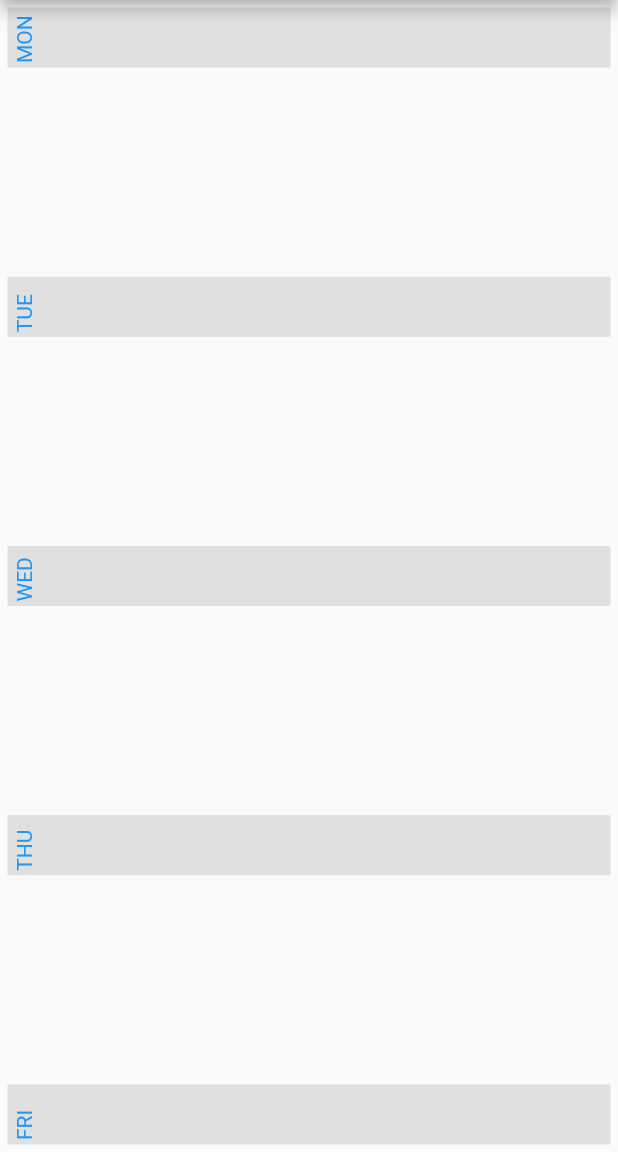
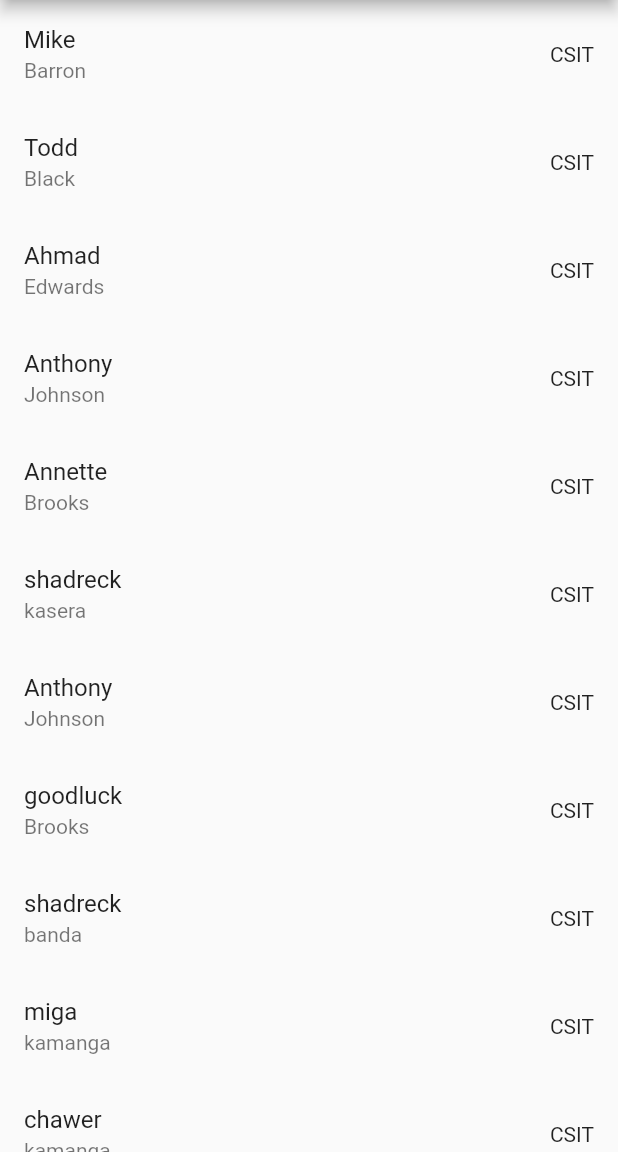
Before and after one commit to shadkasera/must_app, a Flutter app: the screen it shows after launch, after a tap on "VIEW LECTURER TIMETABLE", on a phone screen of 412 x 824 dp, the part 84-1236 px from its top. Run offline on Flutter 3.47's test engine with Material 2 defaults, Android fonts, the light colour scheme and no system bars; missing offline and left inert: search_page.

Commit message:
added a search method

```diff
--- a/lib/show_timetable_screen.dart
+++ b/lib/show_timetable_screen.dart
@@ -1,7 +1,30 @@
 import 'package:flutter/material.dart';
+import 'package:search_page/search_page.dart';
+
+class Person implements Comparable<Person> {
+  final String name, surname;
+
+  const Person(this.name, this.surname);
+
+  @override
+  int compareTo(Person other) => name.compareTo(other.name);
+}
 
 // ignore: camel_case_types
 class ShowTimetable extends StatelessWidget {
+  static const people = [
+    Person('Mike', 'Barron'),
+    Person('Todd', 'Black'),
+    Person('Ahmad', 'Edwards'),
+    Person('Anthony', 'Johnson'),
+    Person('Annette', 'Brooks'),
+    Person('shadreck', 'kasera'),
+    Person('Anthony', 'Johnson'),
+    Person('goodluck', 'Brooks'),
+    Person('shadreck', 'banda'),
+    Person('miga', 'kamanga'),
+    Person('chawer', 'kamanga'),
+  ];
   const ShowTimetable({super.key});
 
   @override
@@ -14,9 +37,30 @@ class ShowTimetable extends StatelessWidget {
           actions: [
             IconButton(
               icon: const Icon(Icons.search),
-            onPressed: () {
-              // do something when the icon is pressed
-            },
+              onPressed: () => showSearch(
+                context: context,
+                delegate: SearchPage(
+                  onQueryUpdate: print,
+                  items: people,
+                  searchLabel: 'Search ',
+                  suggestion: const Center(
+                    child: Text('search for lecturers'),
+                  ),
+                  failure: const Center(
+                    child: Text('No person found :('),
+                  ),
+                  filter: (person) => [
+                    person.name,
+                    person.surname,
+                  ],
+                  sort: (a, b) => a.compareTo(b),
+                  builder: (person) => ListTile(
+                    title: Text(person.name),
+                    subtitle: Text(person.surname),
+                    trailing: const Text('CSIT'),
+                  ),
+                ),
+              ),
             ),
           ],
           title: const Text(
@@ -25,105 +69,19 @@ class ShowTimetable extends StatelessWidget {
           ),
           centerTitle: true,
         ),
-      body: Padding(
-        padding: const EdgeInsets.all(5.0),
-        child: Expanded(
-            child: Column(
-          mainAxisAlignment: MainAxisAlignment.spaceBetween,
-          children: [
-            Container(
-              height: 40,
-              width: double.infinity,
-              color: Colors.grey[300],
-              // ignore: prefer_const_constructors
-              child: Padding(
-                padding: const EdgeInsets.all(
-                  3,
-                ),
-                child: const RotatedBox(
-                  quarterTurns: 3,
-                  child: Text(
-                    'MON',
-                    style: TextStyle(color: Colors.blue),
+        body: ListView.builder(
+          itemCount: people.length,
+          itemBuilder: (context, index) {
+            final person = people[index];
+
+            return ListTile(
+              title: Text(person.name),
+              subtitle: Text(person.surname),
+              trailing: const Text('CSIT'),
+            );
+          },
         ),
       ),
-              ),
-            ),
-            Container(
-              height: 40,
-              width: double.infinity,
-              color: Colors.grey[300],
-              // ignore: prefer_const_constructors
-              child: Padding(
-                padding: const EdgeInsets.all(
-                  3,
-                ),
-                child: const RotatedBox(
-                  quarterTurns: 3,
-                  child: Text(
-                    'TUE',
-                    style: TextStyle(color: Colors.blue),
-                  ),
-                ),
-              ),
-            ),
-            Container(
-              height: 40,
-              width: double.infinity,
-              color: Colors.grey[300],
-              // ignore: prefer_const_constructors
-              child: Padding(
-                padding: const EdgeInsets.all(
-                  3,
-                ),
-                child: const RotatedBox(
-                  quarterTurns: 3,
-                  child: Text(
-                    'WED',
-                    style: TextStyle(color: Colors.blue),
-                  ),
-                ),
-              ),
-            ),
-            Container(
-              height: 40,
-              width: double.infinity,
-              color: Colors.grey[300],
-              // ignore: prefer_const_constructors
-              child: Padding(
-                padding: const EdgeInsets.all(
-                  3,
-                ),
-                child: const RotatedBox(
-                  quarterTurns: 3,
-                  child: Text(
-                    'THU',
-                    style: TextStyle(color: Colors.blue),
-                  ),
-                ),
-              ),
-            ),
-            Container(
-              height: 40,
-              width: double.infinity,
-              color: Colors.grey[300],
-              // ignore: prefer_const_constructors
-              child: Padding(
-                padding: const EdgeInsets.all(
-                  3,
-                ),
-                child: const RotatedBox(
-                  quarterTurns: 3,
-                  child: Text(
-                    'FRI',
-                    style: TextStyle(color: Colors.blue),
-                  ),
-                ),
-              ),
-            ),
-          ],
-        )),
-      ),
-    ));
+    );
   }
 }
```
Lines whose indentation alone changed are shown as unchanged.
